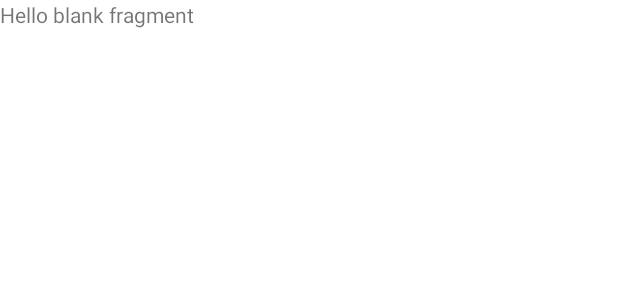
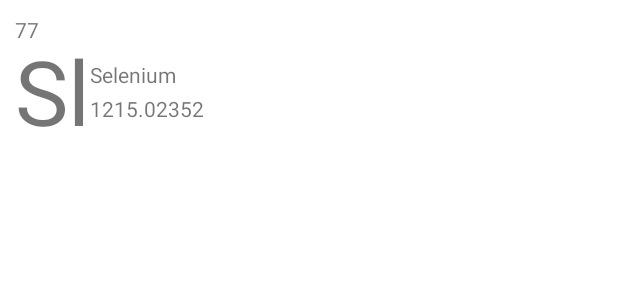
Before and after one commit to abdulvvahid/PeriodicTable, an Android app: the layout fragment_element_dialog.xml on its own in the app's theme, with its tools: preview values and no code run, on a phone screen of 412 x 824 dp. Shown: the top 300 px of the screen. Run offline under Robolectric (Android 15) with nearby library versions, the phone set to English and light mode, and no system bars.

Commit message:
Design dialog fragment

```diff
--- a/app/src/main/java/com/noor/periodictable/ui/ElementDialogFragment.kt
+++ b/app/src/main/java/com/noor/periodictable/ui/ElementDialogFragment.kt
@@ -5,9 +5,10 @@ import androidx.fragment.app.Fragment
 import android.view.LayoutInflater
 import android.view.View
 import android.view.ViewGroup
+import androidx.fragment.app.DialogFragment
 import com.noor.periodictable.databinding.FragmentElementDialogBinding
 
-class ElementDialogFragment : Fragment() {
+class ElementDialogFragment : DialogFragment() {
 
     private lateinit var binding: FragmentElementDialogBinding
 
--- a/app/src/main/res/layout/fragment_element_dialog.xml
+++ b/app/src/main/res/layout/fragment_element_dialog.xml
@@ -1,21 +1,63 @@
 <?xml version="1.0" encoding="utf-8"?>
 <layout xmlns:android="http://schemas.android.com/apk/res/android"
+    xmlns:app="http://schemas.android.com/apk/res-auto"
     xmlns:tools="http://schemas.android.com/tools">
 
     <data>
 
+        <variable
+            name="element"
+            type="com.noor.periodictable.model.Element" />
     </data>
 
-    <FrameLayout
+    <androidx.constraintlayout.widget.ConstraintLayout
         android:layout_width="match_parent"
         android:layout_height="match_parent"
         tools:context=".ui.ElementDialogFragment">
 
-        <!-- TODO: Update blank fragment layout -->
         <TextView
-            android:layout_width="match_parent"
-            android:layout_height="match_parent"
-            android:text="@string/hello_blank_fragment" />
+            android:id="@+id/tv_dialog_element_id"
+            android:layout_width="wrap_content"
+            android:layout_height="wrap_content"
+            android:layout_margin="10dp"
+            android:text="@{element.id}"
+            app:layout_constraintStart_toStartOf="parent"
+            app:layout_constraintTop_toTopOf="parent"
+            tools:text="77" />
 
-    </FrameLayout>
+        <TextView
+            android:id="@+id/tv_dialog_element_abbreviation"
+            android:layout_width="wrap_content"
+            android:layout_height="wrap_content"
+            android:layout_marginStart="10dp"
+            android:layout_marginTop="10dp"
+            android:text="@{element.abbreviation}"
+            android:textSize="60sp"
+            app:layout_constraintStart_toStartOf="parent"
+            app:layout_constraintTop_toTopOf="@+id/tv_dialog_element_id"
+            tools:text="Sl" />
+
+        <TextView
+            android:id="@+id/tv_dialog_element_name"
+            android:layout_width="0dp"
+            android:layout_height="wrap_content"
+            android:layout_marginTop="20dp"
+            android:text="@{element.name}"
+            app:layout_constraintEnd_toEndOf="parent"
+            app:layout_constraintStart_toEndOf="@+id/tv_dialog_element_abbreviation"
+            app:layout_constraintTop_toTopOf="@+id/tv_dialog_element_abbreviation"
+            tools:text="Selenium" />
+
+        <TextView
+            android:id="@+id/tv_dialog_element_weight"
+            android:layout_width="0dp"
+            android:layout_height="wrap_content"
+            android:layout_marginTop="3dp"
+            tools:text="1215.02352"
+            android:text="@{element.weight.toString()}"
+            app:layout_constraintEnd_toEndOf="parent"
+            app:layout_constraintStart_toEndOf="@+id/tv_dialog_element_abbreviation"
+            app:layout_constraintTop_toBottomOf="@+id/tv_dialog_element_name"/>
+
+    </androidx.constraintlayout.widget.ConstraintLayout>
 </layout>
```
